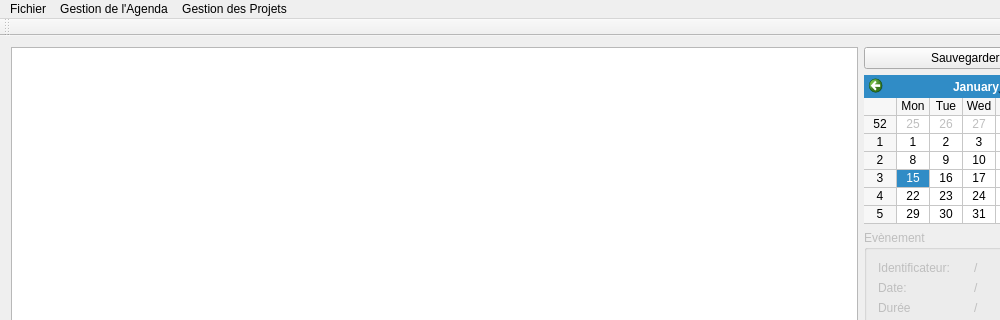
This is Project_Calendar/GUI/mainwindow.ui in Stardust1002/Project_Calendar as Qt 5 draws it before an edit; both pictures show x 0 to 1000 and y 0 to 320 of the 1139 by 588 pixel window. The edited form follows.
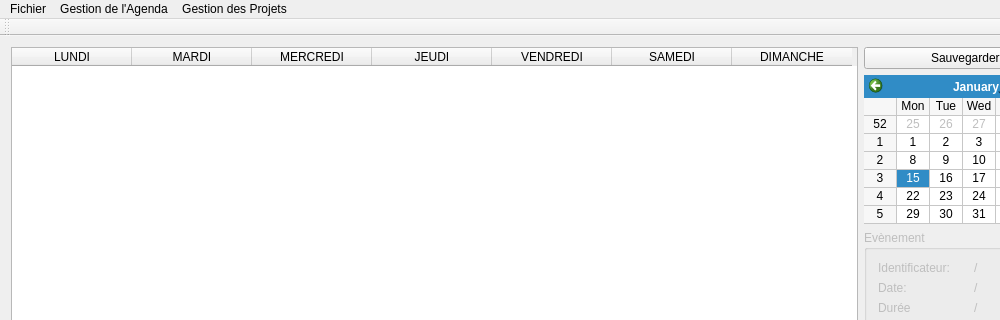
This is the edited form.

Diff of the .ui file:
```diff
--- a/Project_Calendar/GUI/mainwindow.ui
+++ b/Project_Calendar/GUI/mainwindow.ui
@@ -57,7 +57,7 @@
          <bool>true</bool>
         </property>
         <attribute name="horizontalHeaderVisible">
-         <bool>false</bool>
+         <bool>true</bool>
         </attribute>
         <attribute name="horizontalHeaderCascadingSectionResizes">
          <bool>false</bool>
```
Left out of the diff: 2 changed lines with no effect on the pictures.
